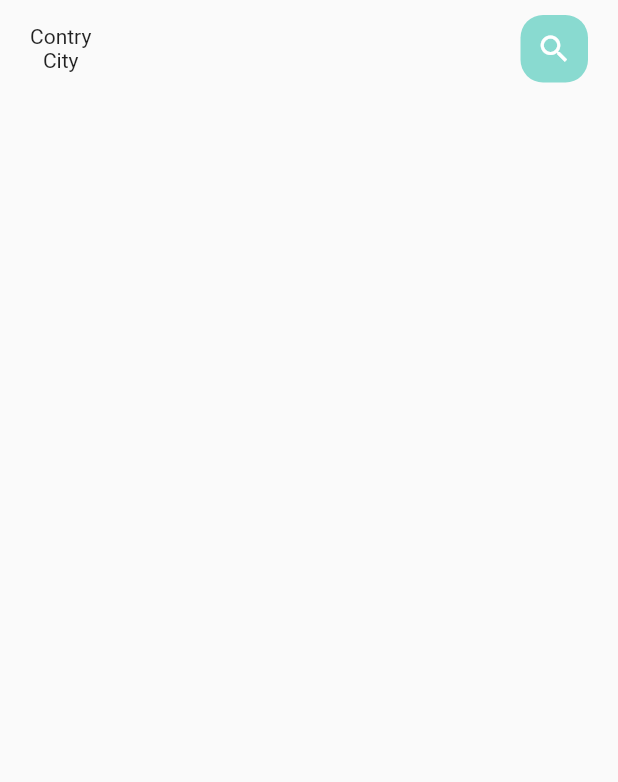
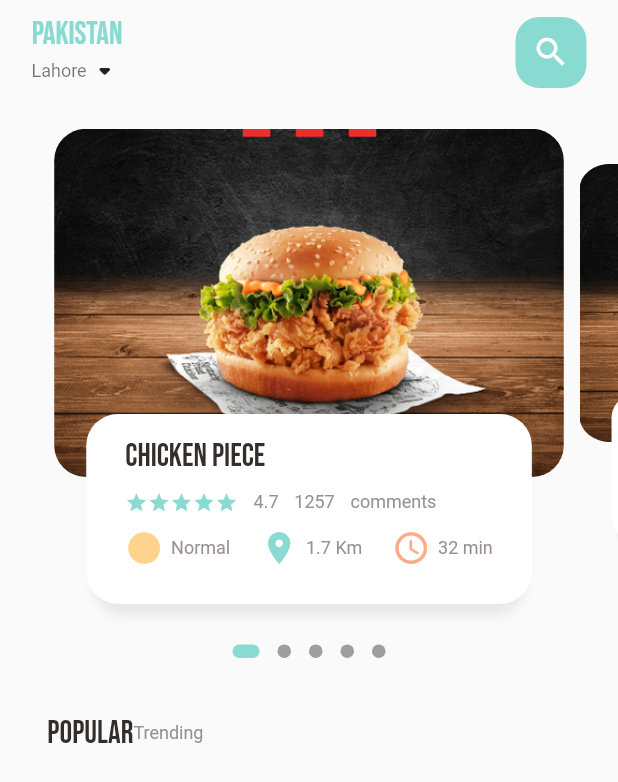
Before and after one commit to abbasrehmat570/Food_App, a Flutter app: the screen it shows after launch, on a phone screen of 412 x 824 dp. Shown: the top 782 px of the screen. Run offline on Flutter 3.47's test engine with Material 2 defaults, Android fonts, the phone set to English and light mode, and no system bars; drawn by our look-alikes of dots_indicator; our stand-ins replace get.

Commit message:
Slider and header

```diff
--- a/lib/home/main_header.dart
+++ b/lib/home/main_header.dart
@@ -1,47 +1,68 @@
 import 'package:flutter/material.dart';
+import 'package:kfc_food_app_demo/home/main_slider.dart';
 import 'package:kfc_food_app_demo/utils/colors.dart';
+import 'package:kfc_food_app_demo/utils/dimensions.dart';
+import 'package:kfc_food_app_demo/widgets/small_text.dart';
+import 'package:dots_indicator/dots_indicator.dart';
+import '../widgets/big_text.dart';
 
 class HomeMainHeader extends StatelessWidget {
   const HomeMainHeader({Key? key}) : super(key: key);
 
   @override
   Widget build(BuildContext context) {
+    String countryName = "Pakistan" , cityName = "Lahore";
+
     return SafeArea(
       child: Scaffold(
         //appBar: AppBar(),
         body: Column(
           children: [
+            // Header Container like Appbar
             Container(
               child: Container(
-                margin: EdgeInsets.only(top: 10, bottom: 15),
-                padding: EdgeInsets.only(left: 20, right: 20),
+                margin: EdgeInsets.only(top: Dimensions.height10, bottom: Dimensions.height15),
+                padding: EdgeInsets.only(left: Dimensions.width20, right: Dimensions.width20),
                 child: Row(
                   mainAxisAlignment: MainAxisAlignment.spaceBetween,
                   children: [
                     Column(
                       children: [
-                        Text("Contry"),
-                        Text("City"),
+                        BigText(text: countryName, color: AppColors.mainColor),
+                        Center(
+                          child: Row(
+                            children: [
+                              SmallText(text: cityName,color: Colors.black54,),
+                              Icon(Icons.arrow_drop_down_rounded),
+                            ],
+                          ),
+                        )
                       ],
                     ),
                     Center(
                       child: Container(
-                        height: 45,
-                        width: 45,
+                        height: Dimensions.height45,
+                        width: Dimensions.width45,
                         decoration: BoxDecoration(
-                          borderRadius: BorderRadius.circular(15),
+                          borderRadius: BorderRadius.circular(Dimensions.radius15),
                           color: AppColors.mainColor,
                         ),
                         child: Icon(
                           Icons.search,
                           color: Colors.white,
+                          size: Dimensions.icon24,
                         ),
                       ),
                     )
                   ],
                 ),
               ),
-            )
+
+            ),
+
+            //Main Slider
+            MainSlider(),
+
           ],
         ),
       ),
--- /dev/null
+++ b/lib/home/main_slider.dart
@@ -0,0 +1,231 @@
+import 'package:dots_indicator/dots_indicator.dart';
+import 'package:flutter/material.dart';
+import 'package:kfc_food_app_demo/utils/colors.dart';
+import 'package:kfc_food_app_demo/utils/dimensions.dart';
+import 'package:kfc_food_app_demo/widgets/big_text.dart';
+import 'package:kfc_food_app_demo/widgets/icon_and_text.dart';
+import 'package:kfc_food_app_demo/widgets/small_text.dart';
+
+class MainSlider extends StatefulWidget {
+  const MainSlider({Key? key}) : super(key: key);
+
+  @override
+  State<MainSlider> createState() => _MainSliderState();
+}
+
+class _MainSliderState extends State<MainSlider> {
+  // controller display the page item size of a single item
+  PageController controller = PageController(viewportFraction: 0.85);
+
+  //for transition   of the left and right side size down
+
+  var currentPageValue = 0.0;
+  double _height = Dimensions.pageViewContainer;
+
+  // vertical size (y)
+  double scaleFactor = 0.8;
+
+  @override
+  void initState() {
+    super.initState();
+
+    controller.addListener(() {
+      setState(() {
+        currentPageValue = controller.page!;
+      });
+    });
+  }
+
+  @override
+  void dispose() {
+    //When the app is closed the memory will be free and variable store new values
+    controller.dispose();
+  }
+
+  @override
+  Widget build(BuildContext context) {
+    return Column(
+      children: [
+        //slider
+        Container(
+          margin: EdgeInsets.only(top: Dimensions.height10),
+          height: Dimensions.pageView,
+          //color: Colors.grey,
+          child: PageView.builder(
+              controller: controller,
+              itemCount: 5,
+              itemBuilder: (context, position) {
+                return _buildPageItem(position);
+              }),
+        ),
+        DotsIndicator(
+          dotsCount: 5,
+          position: currentPageValue,
+          decorator: DotsDecorator(
+            size: const Size.square(9.0),
+            activeColor: AppColors.mainColor,
+            activeSize: const Size(18.0, 9.0),
+            activeShape:
+                RoundedRectangleBorder(borderRadius: BorderRadius.circular(5)),
+          ),
+        ),
+        SizedBox(height: Dimensions.height30,),
+        Container(
+          margin: EdgeInsets.only(left: Dimensions.width30),
+          child: Row(
+            children: [
+              BigText(text: "Popular"),
+              SmallText(text: "Trending")
+            ],
+          ),
+        )
+      ],
+    );
+  }
+
+  Widget _buildPageItem(int index) {
+    Matrix4 matrix4 = Matrix4.identity();
+//floor() will get the value in int
+
+    // for current slide
+    if (index == currentPageValue.floor()) {
+      print("current");
+      var currentScale = 1 - (currentPageValue - index) * (1 - scaleFactor);
+      var currentTransition = _height * (1 - currentScale) / 2;
+      matrix4 = Matrix4.diagonal3Values(1, currentScale, 1)
+        ..setTranslationRaw(0, currentTransition, 0);
+    }
+    //for right slide
+    else if (index == currentPageValue.floor() + 1) {
+      print("right");
+      var currentScale =
+          scaleFactor + (currentPageValue - index + 1) * (1 - scaleFactor);
+      var currentTransition = _height * (1 - currentScale) / 2;
+      matrix4 = Matrix4.diagonal3Values(1, currentScale, 1);
+      matrix4 = Matrix4.diagonal3Values(1, currentScale, 1)
+        ..setTranslationRaw(0, currentTransition, 0);
+    }
+    //for left slide
+
+    else if (index == currentPageValue.floor() - 1) {
+      print("left");
+      var currentScale = 1 - (currentPageValue - index) * (1 - scaleFactor);
+      var currentTransition = _height * (1 - currentScale) / 2;
+      matrix4 = Matrix4.diagonal3Values(1, currentScale, 1);
+      matrix4 = Matrix4.diagonal3Values(1, currentScale, 1)
+        ..setTranslationRaw(0, currentTransition, 0);
+    }
+
+    //for all
+    else {
+      print("else");
+      var currentScale = 0.8;
+      var currentTransition = _height * (1 - currentScale) / 2;
+      matrix4 = Matrix4.diagonal3Values(1, currentScale, 1)
+        ..setTranslationRaw(0, currentTransition, 1);
+    }
+
+    return Transform(
+      transform: matrix4,
+      child: Stack(
+        children: [
+          Container(
+            height: Dimensions.pageViewContainer,
+            margin: EdgeInsets.only(
+                left: Dimensions.width5, right: Dimensions.width5),
+            decoration: BoxDecoration(
+              borderRadius: BorderRadius.circular(Dimensions.radius20),
+              image: const DecorationImage(
+                image: AssetImage('assets/images/chrunch_burger.png'),
+                fit: BoxFit.cover,
+              ),
+              //color: Colors.black,
+            ),
+          ),
+          Align(
+            alignment: Alignment.bottomCenter,
+            child: Container(
+              height: Dimensions.pageViewText,
+              margin: EdgeInsets.only(
+                  left: Dimensions.height30,
+                  right: Dimensions.width30,
+                  bottom: Dimensions.width20),
+              decoration: BoxDecoration(
+                  borderRadius: BorderRadius.circular(Dimensions.radius20),
+                  color: Colors.white,
+                  boxShadow: const [
+                    BoxShadow(
+                        color: Color(0xffe8e8e8),
+                        blurRadius: 5,
+                        //offset will define the position shaodw
+                        offset: Offset(0, 8)),
+                    BoxShadow(color: Colors.white, offset: Offset(-5, 0)),
+                    BoxShadow(color: Colors.white, offset: Offset(5, 0)),
+                  ]),
+              child: Container(
+                padding: EdgeInsets.only(
+                    left: Dimensions.width20,
+                    top: Dimensions.height15,
+                    right: Dimensions.width20),
+                child: Column(
+                  crossAxisAlignment: CrossAxisAlignment.start,
+                  children: [
+                    BigText(text: "Chicken Piece"),
+                    SizedBox(
+                      height: Dimensions.height10,
+                    ),
+                    Row(
+                      children: [
+                        Wrap(
+                          children: List.generate(
+                              5,
+                              (index) => const Icon(
+                                    Icons.star,
+                                    size: 15,
+                                    color: AppColors.mainColor,
+                                  )),
+                        ),
+                        SizedBox(
+                          width: Dimensions.width10,
+                        ),
+                        SmallText(text: "4.7"),
+                        SizedBox(
+                          width: Dimensions.width10,
+                        ),
+                        SmallText(text: "1257"),
+                        SizedBox(
+                          width: Dimensions.width10,
+                        ),
+                        SmallText(text: "comments"),
+                      ],
+                    ),
+                    SizedBox(
+                      height: Dimensions.height10,
+                    ),
+                    Row(
+                      mainAxisAlignment: MainAxisAlignment.spaceBetween,
+                      children: const [
+                        IconAndText(
+                            iconData: Icons.circle_sharp,
+                            text: "Normal",
+                            iconColor: AppColors.iconColor1),
+                        IconAndText(
+                            iconData: Icons.location_on,
+                            text: "1.7 Km",
+                            iconColor: AppColors.mainColor),
+                        IconAndText(
+                            iconData: Icons.access_time_rounded,
+                            text: "32 min",
+                            iconColor: AppColors.iconColor2),
+                      ],
+                    )
+                  ],
+                ),
+              ),
+            ),
+          ),
+        ],
+      ),
+    );
+  }
+}
--- a/lib/main.dart
+++ b/lib/main.dart
@@ -1,8 +1,16 @@
+//Tasks By hour  App bar + Custom Widgets
+//PageView.builder  items + sizing + Animations(Transform ) + Box Shadow
+// dots indicator +
+
+
+
 import 'package:flutter/material.dart';
+import 'package:get/get.dart';
 
 import 'home/main_header.dart';
 
 void main() {
+
   runApp(const MyApp());
 }
 
@@ -11,10 +19,12 @@ class MyApp extends StatelessWidget {
 
   @override
   Widget build(BuildContext context) {
-    return MaterialApp(
+
+    return GetMaterialApp(
       debugShowCheckedModeBanner: false,
       title: 'Flutter Demo',
       home: HomeMainHeader(),
+
     );
   }
 }
--- /dev/null
+++ b/lib/utils/dimensions.dart
@@ -0,0 +1,58 @@
+import 'package:get/get.dart';
+
+/*
+mine pixel 5
+782h
+392w
+
+dbs tech iphone 12
+844h
+
+
+first you have to know the x-factor x=screen height/widget height
+widget height = 320
+x = 2.44
+static double pageView = screenHeight / 2.44; //320
+
+ */
+
+class Dimensions {
+// device height and width
+  static double screenHeight = Get.context!.height;
+  static double screenWidth = Get.context!.width;
+
+  //pageView
+// =782/320
+  static double pageView = screenHeight / 2.44; //320
+  static double pageViewContainer = screenHeight / 3.55; //220
+  static double pageViewText = screenHeight / 6.51; //120
+
+// Dynamic height
+  static double height5 = screenHeight / 156.4; //5
+  static double height10 = screenHeight / 78.2; //10
+  static double height15 = screenHeight / 52.13; //15
+  static double height20 = screenHeight / 39.1; //20
+  static double height30 = screenHeight / 26.07; //30
+  static double height45 = screenHeight / 17.38; //45
+
+//Dynamic  width 392
+  static double width5 = screenWidth / 78.4;
+  static double width10 = screenWidth / 39.2;
+  static double width15 = screenWidth / 26.13;
+  static double width20 = screenWidth / 19.6;
+  static double width30 = screenWidth / 13.06;
+  static double width45 = screenWidth / 8.71;
+
+  // dynamic radius
+  static double radius10 = screenHeight/78.2;
+  static double radius15 = screenHeight/52.13;
+  static double radius20 = screenHeight/39.1;
+  static double radius30 = screenHeight/26.07;
+
+
+
+  static double font20 = screenHeight / 39.1;
+  static double icon24 = screenHeight / 32.58;
+
+
+}
--- /dev/null
+++ b/lib/widgets/big_text.dart
@@ -0,0 +1,33 @@
+import 'package:flutter/material.dart';
+import 'package:kfc_food_app_demo/utils/colors.dart';
+import 'package:kfc_food_app_demo/utils/dimensions.dart';
+
+class BigText extends StatelessWidget {
+  final String text;
+  final Color? color;
+  double size;
+  TextOverflow overflow;
+
+  BigText({
+    Key? key,
+    required this.text,
+    this.color = const Color(0xFF332d2b),
+    this.overflow = TextOverflow.ellipsis,
+    this.size = 0,
+  }) : super(key: key);
+
+  @override
+  Widget build(BuildContext context) {
+    return Text(
+      text,
+      style: TextStyle(
+        color: color,
+        overflow: overflow,
+        fontSize: size ==0 ? Dimensions.font20 : size,
+        fontWeight: FontWeight.w300,
+        fontFamily: 'Bebas',
+
+      ),
+    );
+  }
+}
--- /dev/null
+++ b/lib/widgets/icon_and_text.dart
@@ -0,0 +1,27 @@
+import 'package:flutter/material.dart';
+import 'package:kfc_food_app_demo/utils/dimensions.dart';
+import 'package:kfc_food_app_demo/widgets/small_text.dart';
+
+class IconAndText extends StatelessWidget {
+  final IconData iconData;
+  final String text;
+  final Color iconColor;
+
+  const IconAndText({
+    Key? key,
+    required this.iconData,
+    required this.text,
+    required this.iconColor,
+  }) : super(key: key);
+
+  @override
+  Widget build(BuildContext context) {
+    return Row(
+      children: [
+        Icon(iconData,color: iconColor,size: Dimensions.icon24,),
+        SizedBox(width: Dimensions.width5,),
+        SmallText(text: text),
+      ],
+    );
+  }
+}
--- /dev/null
+++ b/lib/widgets/small_text.dart
@@ -0,0 +1,30 @@
+import 'package:flutter/material.dart';
+import 'package:kfc_food_app_demo/utils/colors.dart';
+
+class SmallText extends StatelessWidget {
+  final String text;
+  final Color? color;
+  double size;
+  double height;
+
+  SmallText({
+    Key? key,
+    required this.text,
+    this.color = const Color(0xff98918e),
+    this.height = 1.2,
+    this.size = 12,
+  }) : super(key: key);
+
+  @override
+  Widget build(BuildContext context) {
+    return Text(
+      text,
+      style: TextStyle(
+        color: color,
+        fontSize: size,
+        //fontFamily: 'Assistant',
+
+      ),
+    );
+  }
+}
```
Also changed, not shown: pubspec.yaml (+11 -11 lines), assets/fonts/Assistant.ttf (added), assets/fonts/BebasNeue.ttf (added), assets/images/abbas.png (added), pubspec.lock, 35 other files.
